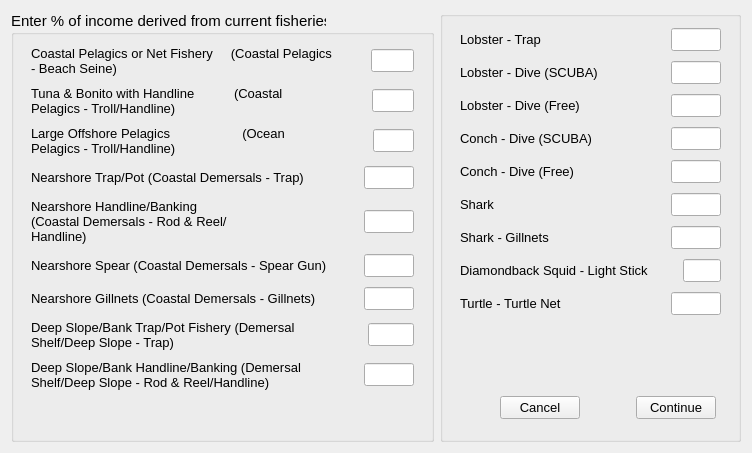
Before: the Qt Designer form oom_st_kitts_nevis/Interview/rec_cpfv.ui in Ecotrust/openoceanmap-desktop, drawn with Qt 5.
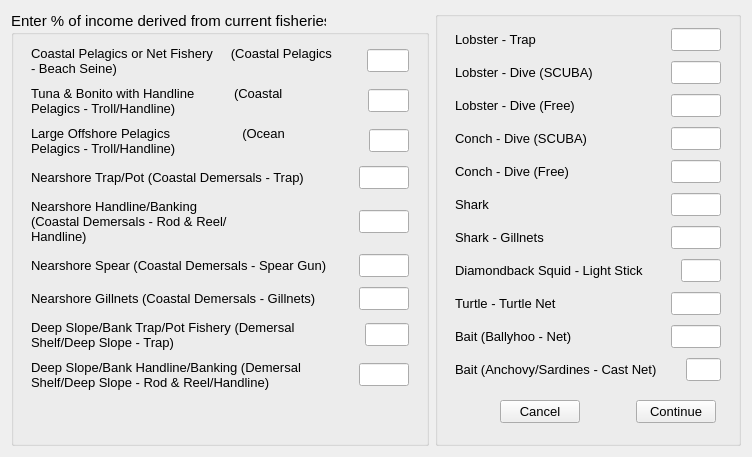
After: the same form once the commit is applied.

Commit message: add bait fisheries to percent income questions

```diff
--- a/oom_st_kitts_nevis/Interview/rec_cpfv.ui
+++ b/oom_st_kitts_nevis/Interview/rec_cpfv.ui
@@ -1576,17 +1576,168 @@
        </widget>
       </item>
       <item>
-       <spacer name="verticalSpacer" >
-        <property name="orientation" >
-         <enum>Qt::Vertical</enum>
-        </property>
-        <property name="sizeHint" stdset="0" >
-         <size>
-          <width>20</width>
-          <height>40</height>
-         </size>
-        </property>
-       </spacer>
+       <widget class="QWidget" native="1" name="widget_80" >
+        <layout class="QVBoxLayout" name="verticalLayout_41" >
+         <property name="spacing" >
+          <number>4</number>
+         </property>
+         <property name="leftMargin" >
+          <number>4</number>
+         </property>
+         <property name="topMargin" >
+          <number>2</number>
+         </property>
+         <property name="rightMargin" >
+          <number>4</number>
+         </property>
+         <property name="bottomMargin" >
+          <number>2</number>
+         </property>
+         <item>
+          <widget class="QWidget" native="1" name="widget_81" >
+           <layout class="QHBoxLayout" name="horizontalLayout_50" >
+            <property name="spacing" >
+             <number>4</number>
+            </property>
+            <property name="leftMargin" >
+             <number>4</number>
+            </property>
+            <property name="topMargin" >
+             <number>0</number>
+            </property>
+            <property name="rightMargin" >
+             <number>4</number>
+            </property>
+            <property name="bottomMargin" >
+             <number>0</number>
+            </property>
+            <item>
+             <widget class="QLabel" name="label_55" >
+              <property name="font" >
+               <font>
+                <pointsize>10</pointsize>
+               </font>
+              </property>
+              <property name="text" >
+               <string>Bait (Ballyhoo - Net)</string>
+              </property>
+             </widget>
+            </item>
+            <item>
+             <spacer name="horizontalSpacer_3" >
+              <property name="orientation" >
+               <enum>Qt::Horizontal</enum>
+              </property>
+              <property name="sizeHint" stdset="0" >
+               <size>
+                <width>40</width>
+                <height>20</height>
+               </size>
+              </property>
+             </spacer>
+            </item>
+            <item>
+             <widget class="QLineEdit" name="fish_pct_19" >
+              <property name="maximumSize" >
+               <size>
+                <width>50</width>
+                <height>16777215</height>
+               </size>
+              </property>
+              <property name="font" >
+               <font>
+                <pointsize>10</pointsize>
+               </font>
+              </property>
+             </widget>
+            </item>
+           </layout>
+          </widget>
+         </item>
+        </layout>
+       </widget>
+      </item>
+      <item>
+       <widget class="QWidget" native="1" name="widget_78" >
+        <layout class="QVBoxLayout" name="verticalLayout_40" >
+         <property name="spacing" >
+          <number>4</number>
+         </property>
+         <property name="leftMargin" >
+          <number>4</number>
+         </property>
+         <property name="topMargin" >
+          <number>2</number>
+         </property>
+         <property name="rightMargin" >
+          <number>4</number>
+         </property>
+         <property name="bottomMargin" >
+          <number>2</number>
+         </property>
+         <item>
+          <widget class="QWidget" native="1" name="widget_79" >
+           <layout class="QHBoxLayout" name="horizontalLayout_49" >
+            <property name="spacing" >
+             <number>4</number>
+            </property>
+            <property name="leftMargin" >
+             <number>4</number>
+            </property>
+            <property name="topMargin" >
+             <number>0</number>
+            </property>
+            <property name="rightMargin" >
+             <number>4</number>
+            </property>
+            <property name="bottomMargin" >
+             <number>0</number>
+            </property>
+            <item>
+             <widget class="QLabel" name="label_54" >
+              <property name="font" >
+               <font>
+                <pointsize>10</pointsize>
+               </font>
+              </property>
+              <property name="text" >
+               <string>Bait (Anchovy/Sardines - Cast Net)</string>
+              </property>
+             </widget>
+            </item>
+            <item>
+             <spacer name="horizontalSpacer_3" >
+              <property name="orientation" >
+               <enum>Qt::Horizontal</enum>
+              </property>
+              <property name="sizeHint" stdset="0" >
+               <size>
+                <width>40</width>
+                <height>20</height>
+               </size>
+              </property>
+             </spacer>
+            </item>
+            <item>
+             <widget class="QLineEdit" name="fish_pct_20" >
+              <property name="maximumSize" >
+               <size>
+                <width>50</width>
+                <height>16777215</height>
+               </size>
+              </property>
+              <property name="font" >
+               <font>
+                <pointsize>10</pointsize>
+               </font>
+              </property>
+             </widget>
+            </item>
+           </layout>
+          </widget>
+         </item>
+        </layout>
+       </widget>
       </item>
       <item>
        <widget class="QWidget" native="1" name="widget_84" >
```
Left out of the diff: 2 changed lines with no effect on the pictures. The commit also changes 2 other files.
